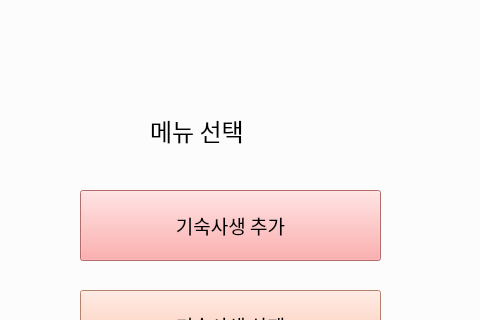
First picture: the form in edit.ui, repository Hyemin-12/goingout-journal, before the edit; both pictures show x 160 to 640 and y 0 to 320 of the 800 by 600 pixel window.
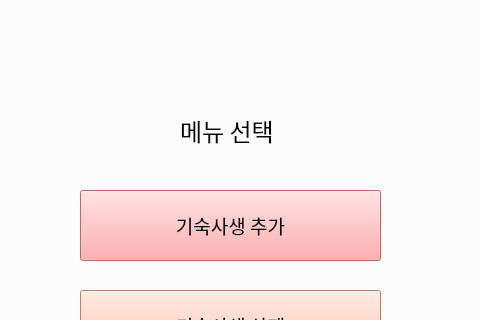
Second picture: the form after the edit.

The edit to the form file:
```diff
--- a/edit.ui
+++ b/edit.ui
@@ -63,9 +63,9 @@
   <widget class="QLabel" name="title_2">
    <property name="geometry">
     <rect>
-     <x>310</x>
+     <x>340</x>
      <y>100</y>
-     <width>181</width>
+     <width>111</width>
      <height>61</height>
     </rect>
    </property>
```
